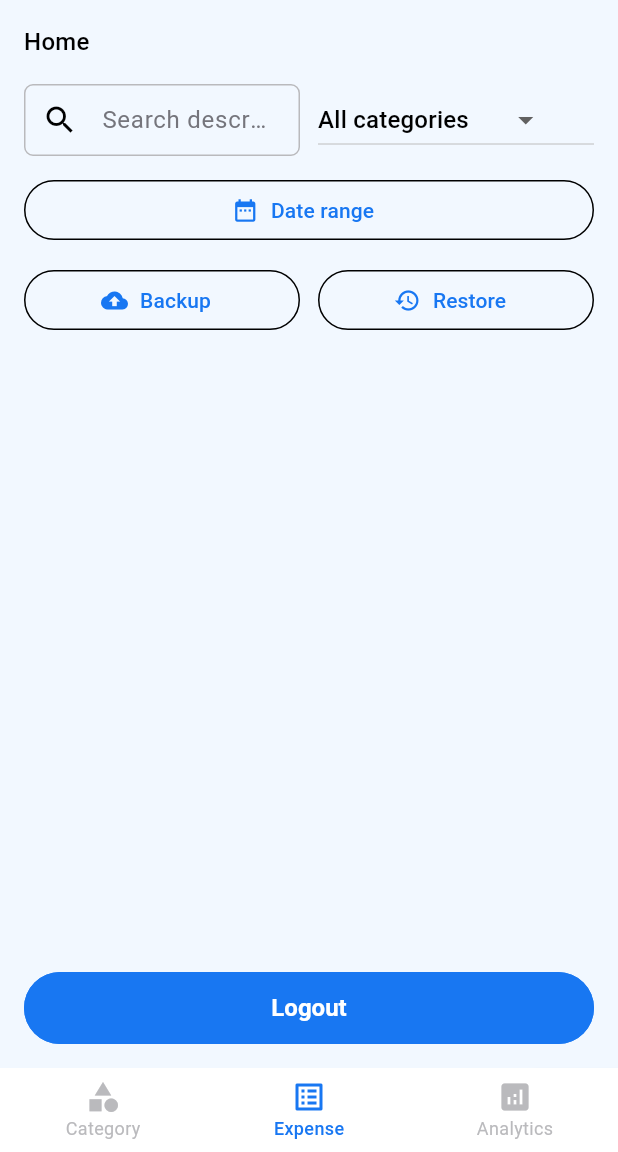
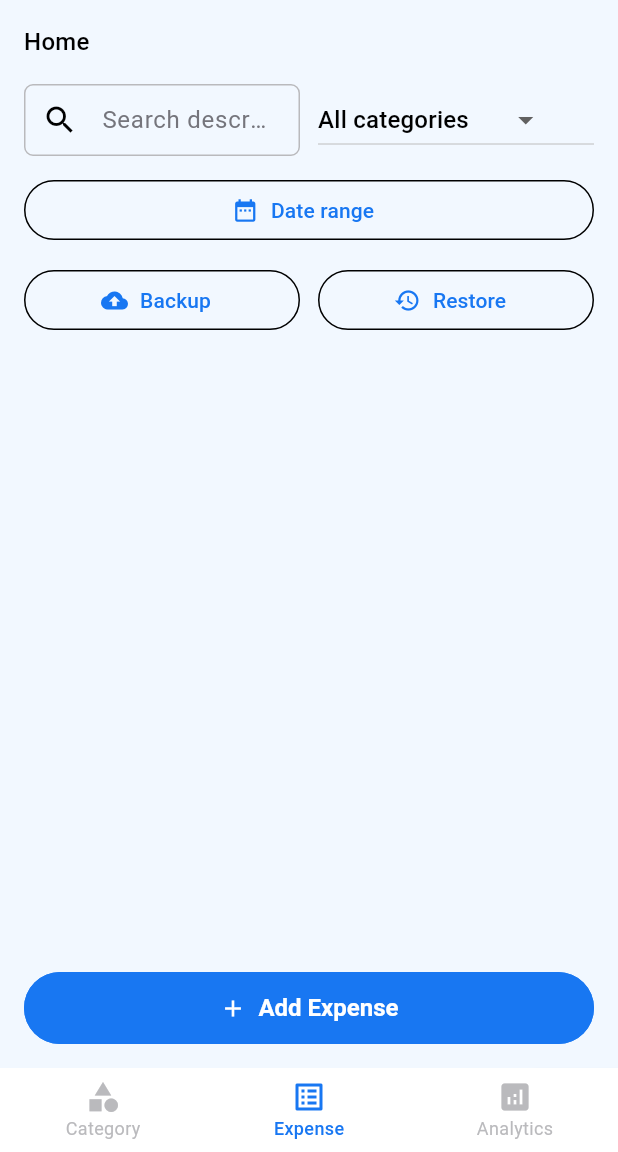
Before and after one commit to amena-bs23/expense-tracker, a Flutter app: the ExpenseListPage screen opened by its route, on a phone screen of 412 x 824 dp, the part 84-1236 px from its top. Run offline on Flutter 3.47's test engine with Material 3 defaults, Android fonts, the phone set to English and light mode, and no system bars; our stand-ins replace dart_mappable, dio, fl_chart, flutter_riverpod, freezed_annotation, go_router and 6 more; missing offline and left inert: analyzer, custom_lint_builder; accounts and stored records are empty; generated files the repository leaves out were written again.

Commit message:
feat: Add navigation to add new expense page

```diff
--- a/lib/src/presentation/core/router/parts/category_routes.dart
+++ b/lib/src/presentation/core/router/parts/category_routes.dart
@@ -1,3 +1,4 @@
 part of '../router.dart';
 // Category routes moved into shell; keeping empty stub for backward compatibility.
+
 List _categoryRoutes(ref) => const [];
--- a/lib/src/presentation/core/router/router.dart
+++ b/lib/src/presentation/core/router/router.dart
@@ -15,6 +15,7 @@ import '../../features/authentication/registration/view/registration_page.dart';
 import '../../features/category/view/category_list_page.dart';
 import '../../features/expense/expense_list/view/expense_list_page.dart';
 import '../../features/analytics/view/analytics_page.dart';
+import '../../features/expense/add_expense/view/add_expense_page.dart';
 
 import '../../features/splash/view/splash_page.dart';
 import '../widgets/app_startup/startup_widget.dart';
@@ -55,6 +56,11 @@ GoRouter goRouter(Ref ref) {
           );
         },
       ),
+      GoRoute(
+        path: Routes.addNewExpense,
+        name: Routes.addNewExpense,
+        pageBuilder: (context, state) => const MaterialPage(child: AddExpensePage()),
+      ),
       ..._authenticationRoutes(ref),
       // Category route is handled inside the shell branches
       _shellRoutes(ref),
--- a/lib/src/presentation/features/expense/expense_list/view/expense_list_page.dart
+++ b/lib/src/presentation/features/expense/expense_list/view/expense_list_page.dart
@@ -243,13 +243,12 @@ class _ExpenseListPageState extends ConsumerState<ExpenseListPage> {
                 ),
               ),
             ),
-            FilledButton(
+            FilledButton.icon(
               onPressed: () {
-                ref.read(logoutProvider.notifier).call();
+                context.pushNamed(Routes.addNewExpense);
               },
-              child: state.isLoading
-                  ? const LoadingIndicator()
-                  : Text(context.locale.logout),
+              icon: const Icon(Icons.add),
+              label: const Text('Add Expense'),
             ),
           ],
         ),
```
Also changed, not shown: lib/src/presentation/features/authentication/login/view/login_page.dart (+5 -3 lines), lib/src/presentation/features/expense/add_expense/view/add_expense_page.dart (+25 -16 lines).
